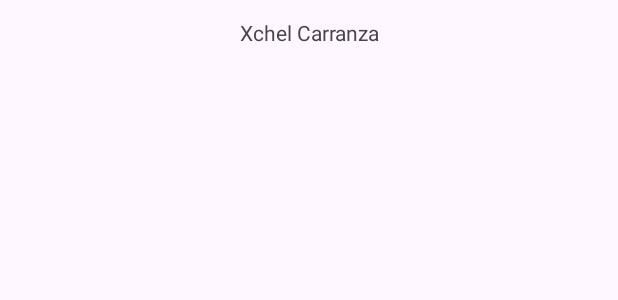
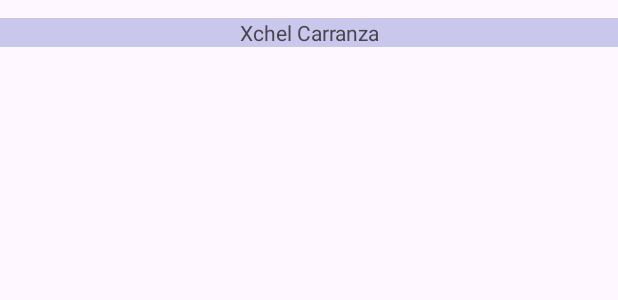
Before and after one commit to xchelcd/DataList, an Android app: the layout cell_user.xml on its own in the app's theme, with its tools: preview values and no code run, on a phone screen of 412 x 824 dp. Shown: the top 300 px of the screen. Run offline under Robolectric (Android 15) with nearby library versions, the phone set to English and light mode, and no system bars.

Commit message:
added <data> to cell xml

```diff
--- a/app/src/main/java/com/idaxmx/myapplication/UserItem.kt
+++ b/app/src/main/java/com/idaxmx/myapplication/UserItem.kt
@@ -22,7 +22,7 @@ class UserItem(
     var data: User? = null
         set(value) {
             field = value
-            binding.nameTextView.text = value?.name
+            binding.user = field
         }
 
 }
--- a/app/src/main/res/layout/cell_user.xml
+++ b/app/src/main/res/layout/cell_user.xml
@@ -2,11 +2,28 @@
 <layout xmlns:android="http://schemas.android.com/apk/res/android"
     xmlns:tools="http://schemas.android.com/tools">
 
+    <data>
+
+        <import type="com.idaxmx.myapplication.User"/>
+
+        <variable
+            name="user"
+            type="User" />
+    </data>
+
+    <LinearLayout
+        android:layout_width="match_parent"
+        android:orientation="vertical"
+        android:layout_height="wrap_content">
         <TextView
             android:id="@+id/name_text_view"
             android:layout_width="match_parent"
             android:layout_height="wrap_content"
             android:textAlignment="center"
+            android:background="#C9C7EC"
+            android:text="@{user.name}"
             tools:text="Xchel Carranza"
             android:layout_marginVertical="12dp"/>
+    </LinearLayout>
+
 </layout>
```
Lines whose indentation alone changed are shown as unchanged.
